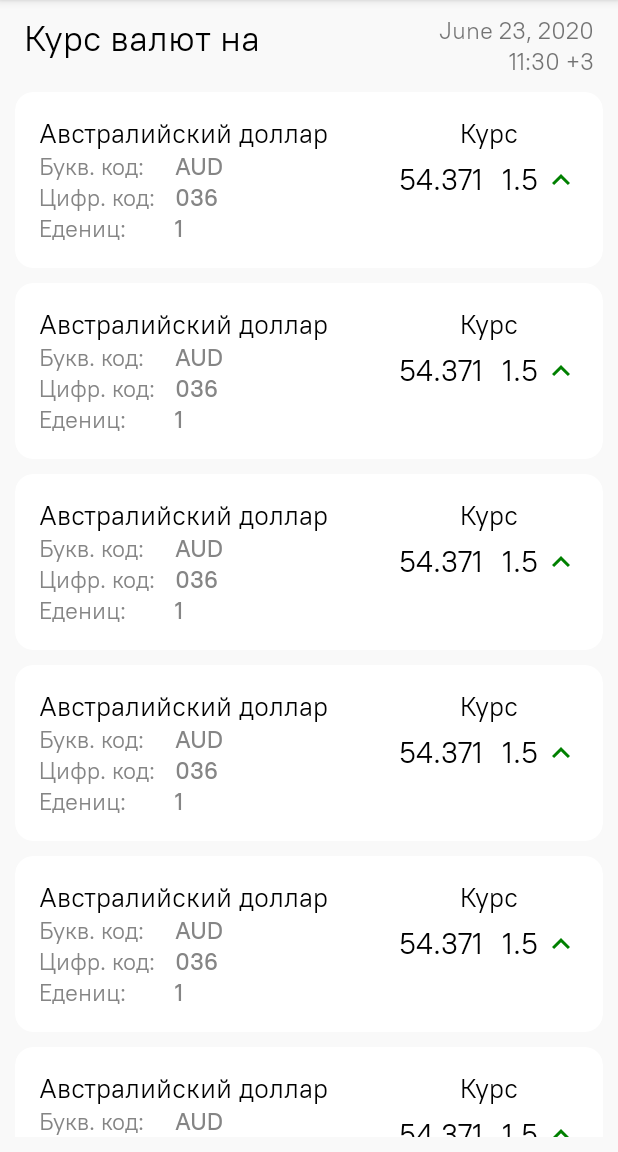
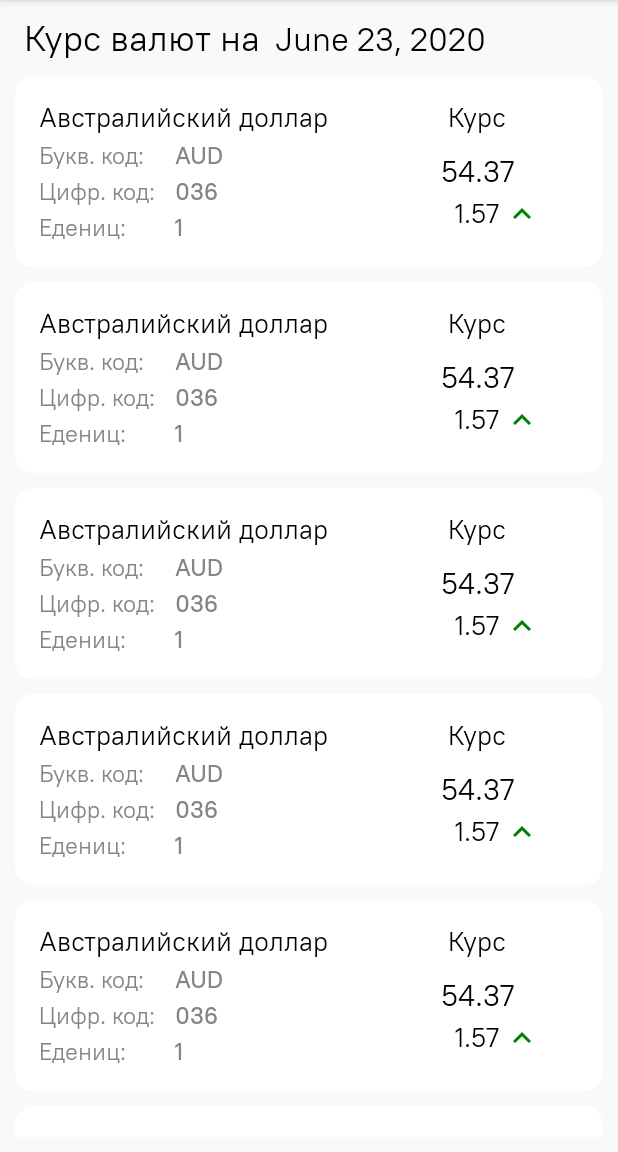
Before and after one commit to ElbekM/Currencies-Viewer, an Android app: the layout fragment_currency.xml on its own in the app's theme, with its tools: preview values and no code run, on a phone screen of 412 x 824 dp, the part 84-1236 px from its top. Run offline under Robolectric (Android 15) with nearby library versions, the phone set to English and light mode, and no system bars.

```diff
--- a/app/src/main/java/com/example/currenciesviewer/base/BaseDialogFragment.kt
+++ b/app/src/main/java/com/example/currenciesviewer/base/BaseDialogFragment.kt
@@ -13,6 +13,7 @@ import android.widget.Toast
 import androidx.fragment.app.DialogFragment
 import androidx.fragment.app.Fragment
 import androidx.fragment.app.FragmentManager
+import androidx.lifecycle.MutableLiveData
 import androidx.lifecycle.Observer
 import com.example.currenciesviewer.R
 import com.example.currenciesviewer.base.livedata.LiveArgEvent
@@ -93,6 +94,9 @@ abstract class BaseDialogFragment<TViewModel> : DialogFragment() where TViewMode
     fun <T> LiveArgEvent<T>.observe(observer: (item: T?) -> Unit) =
         observe(getSuitableLifecycleOwner(), Observer(observer))
 
+    fun <T> MutableLiveData<T>.observe(observer: (item: T?) -> Unit) =
+        observe(getSuitableLifecycleOwner(), Observer(observer))
+
     fun LiveEvent.observe(block: () -> Unit) =
         this.observe(getSuitableLifecycleOwner(), Observer { block() })
 
--- a/app/src/main/res/layout/fragment_currency.xml
+++ b/app/src/main/res/layout/fragment_currency.xml
@@ -38,33 +38,27 @@
 
             <TextView
                 android:id="@+id/exchangeTitleTextView"
-                android:layout_width="match_parent"
+                android:layout_width="wrap_content"
                 android:layout_height="wrap_content"
-                android:layout_toStartOf="@+id/exchangeDateTextView"
+                android:layout_marginEnd="10dp"
                 android:text="Курс валют на"
                 android:textColor="@color/black"
                 android:textSize="24sp" />
 
             <TextView
                 android:id="@+id/exchangeDateTextView"
-                android:layout_width="wrap_content"
+                android:layout_width="match_parent"
                 android:layout_height="wrap_content"
-                android:layout_alignParentEnd="true"
-                android:textSize="16sp"
+                android:layout_marginTop="2dp"
+                android:layout_toEndOf="@+id/exchangeTitleTextView"
+                android:textColor="@color/black"
+                android:textSize="22sp"
                 tools:text="June 23, 2020" />
-
-            <TextView
-                android:id="@+id/exchangeTimeTextView"
-                android:layout_width="wrap_content"
-                android:layout_height="wrap_content"
-                android:layout_below="@+id/exchangeDateTextView"
-                android:layout_alignParentEnd="true"
-                android:textSize="16sp"
-                tools:text="11:30 +3" />
 
         </RelativeLayout>
 
         <androidx.recyclerview.widget.RecyclerView
+            android:id="@+id/valutesRecyclerView"
             android:layout_width="match_parent"
             android:layout_height="wrap_content"
             android:layout_margin="10dp"
--- a/app/src/main/res/layout/item_exchange_info.xml
+++ b/app/src/main/res/layout/item_exchange_info.xml
@@ -5,7 +5,7 @@
     android:layout_width="match_parent"
     android:layout_height="wrap_content"
     android:layout_marginBottom="10dp"
-    android:background="@color/color_background"
+    app:cardBackgroundColor="@color/white"
     app:cardCornerRadius="12dp"
     app:cardElevation="0dp">
 
@@ -35,6 +35,7 @@
                 android:layout_width="85dp"
                 android:layout_height="wrap_content"
                 android:layout_below="@+id/valuteNameTextView"
+                android:layout_marginTop="3dp"
                 android:text="Букв. код:" />
 
             <TextView
@@ -44,6 +45,7 @@
                 android:layout_height="wrap_content"
                 android:layout_below="@+id/valuteNameTextView"
                 android:layout_marginStart="5dp"
+                android:layout_marginTop="3dp"
                 android:layout_toEndOf="@+id/valuteCharCodeTextView"
                 android:textStyle="bold"
                 tools:text="AUD" />
@@ -54,6 +56,7 @@
                 android:layout_width="85dp"
                 android:layout_height="wrap_content"
                 android:layout_below="@+id/valuteCharCodeTextView"
+                android:layout_marginTop="3dp"
                 android:text="Цифр. код:" />
 
             <TextView
@@ -63,6 +66,7 @@
                 android:layout_height="wrap_content"
                 android:layout_below="@+id/valuteCharCodeTextView"
                 android:layout_marginStart="5dp"
+                android:layout_marginTop="3dp"
                 android:layout_toEndOf="@+id/valuteNumCodeTextView"
                 android:textStyle="bold"
                 tools:text="036" />
@@ -73,6 +77,7 @@
                 android:layout_width="85dp"
                 android:layout_height="wrap_content"
                 android:layout_below="@+id/valuteNumCodeTextView"
+                android:layout_marginTop="3dp"
                 android:text="Едениц:" />
 
             <TextView
@@ -82,6 +87,7 @@
                 android:layout_height="wrap_content"
                 android:layout_below="@+id/valuteNumCodeTextView"
                 android:layout_marginStart="5dp"
+                android:layout_marginTop="3dp"
                 android:layout_toEndOf="@+id/valuteNominalTextView"
                 android:textStyle="bold"
                 tools:text="1" />
@@ -91,7 +97,7 @@
         <RelativeLayout
             android:layout_width="0dp"
             android:layout_height="match_parent"
-            android:layout_weight="0.5">
+            android:layout_weight="0.6">
 
             <TextView
                 android:id="@+id/rateTextView"
@@ -107,7 +113,10 @@
                 android:layout_width="match_parent"
                 android:layout_height="wrap_content"
                 android:layout_centerVertical="true"
-                android:layout_toStartOf="@+id/deltaValueTextView"
+                android:gravity="center"
+                android:lines="1"
+                android:maxLength="5"
+                android:maxLines="1"
                 android:textColor="@color/black"
                 android:textSize="20sp"
                 tools:text="54.371" />
@@ -116,19 +125,27 @@
                 android:id="@+id/deltaValueTextView"
                 android:layout_width="wrap_content"
                 android:layout_height="wrap_content"
+                android:layout_below="@+id/currentRateValueTextView"
+                android:layout_centerInParent="true"
                 android:layout_centerVertical="true"
-                android:layout_toStartOf="@+id/deltaStateUpImageView"
+                android:layout_marginTop="3dp"
+                android:gravity="center"
+                android:lines="1"
+                android:maxLength="5"
+                android:maxLines="1"
                 android:textColor="@color/black"
-                android:textSize="20sp"
-                tools:text="1.5" />
+                android:textSize="18sp"
+                tools:text="1.57" />
 
             <ImageView
                 android:id="@+id/deltaStateUpImageView"
                 android:layout_width="24dp"
                 android:layout_height="24dp"
-                android:layout_alignParentEnd="true"
+                android:layout_below="@+id/currentRateValueTextView"
                 android:layout_centerVertical="true"
                 android:layout_marginStart="3dp"
+                android:layout_marginTop="3dp"
+                android:layout_toEndOf="@+id/deltaValueTextView"
                 android:src="@drawable/ic_rate_up"
                 app:tint="@color/green"
                 tools:ignore="ContentDescription" />
@@ -137,14 +154,15 @@
                 android:id="@+id/deltaStateDownImageView"
                 android:layout_width="24dp"
                 android:layout_height="24dp"
-                android:layout_alignParentEnd="true"
+                android:layout_below="@+id/currentRateValueTextView"
                 android:layout_centerVertical="true"
                 android:layout_marginStart="3dp"
+                android:layout_marginTop="3dp"
+                android:layout_toEndOf="@+id/deltaValueTextView"
                 android:src="@drawable/ic_rate_down"
                 android:visibility="gone"
                 app:tint="@color/red"
                 tools:ignore="ContentDescription" />
         </RelativeLayout>
-
     </LinearLayout>
 </com.google.android.material.card.MaterialCardView>
--- a/app/src/main/res/values/styles.xml
+++ b/app/src/main/res/values/styles.xml
@@ -1,6 +1,6 @@
 <resources>
     <!-- Base application theme. -->
-    <style name="AppTheme" parent="Theme.AppCompat.Light.NoActionBar">
+    <style name="AppTheme" parent="Theme.MaterialComponents.Light.NoActionBar">
         <!-- Customize your theme here. -->
         <item name="colorPrimary">@color/green</item>
         <item name="colorPrimaryDark">@color/colorPrimaryDark</item>
```
Also changed, not shown: app/src/main/java/com/example/currenciesviewer/model/CurrencyDto.kt (+10 -7 lines), app/src/main/java/com/example/currenciesviewer/model/Valute.kt (+4 -3 lines), app/src/main/java/com/example/currenciesviewer/screens/CurrencyFragment.kt (+26 -1 lines), app/src/main/java/com/example/currenciesviewer/screens/CurrencyViewModel.kt (+12 -2 lines), app/src/main/java/com/example/currenciesviewer/screens/adapter/ValuteViewAdapter.kt (added, +28 -0 lines), app/src/main/java/com/example/currenciesviewer/screens/adapter/ValuteViewHolder.kt (added, +24 -0 lines).
